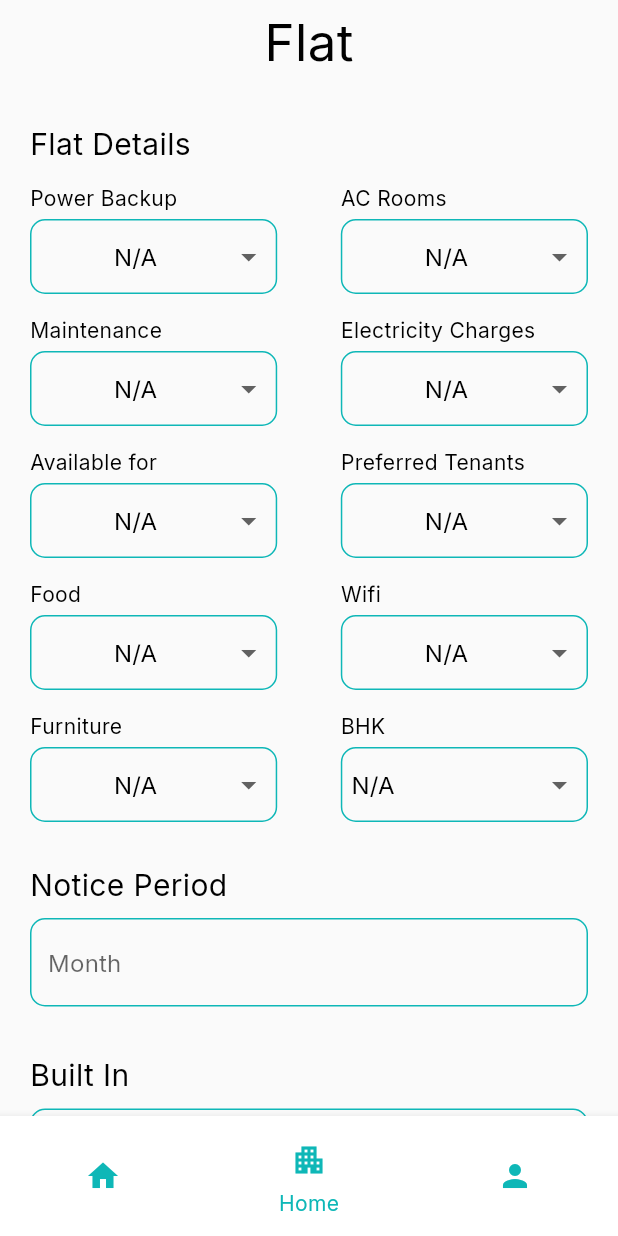
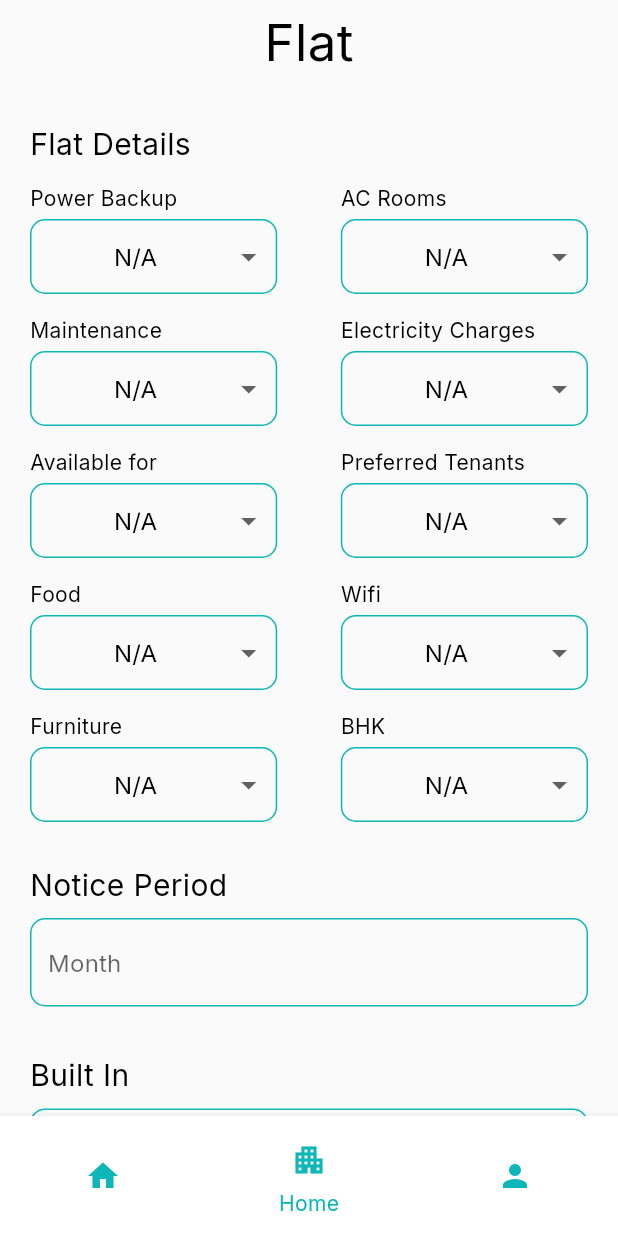
Before and after one commit to A-d-i-b/RentIt-Owner, a Flutter app: the screen it shows after launch, item 2 of the bottom bar chosen, scrolled down 576 dp, on a phone screen of 412 x 824 dp. Run offline on Flutter 3.47's test engine with Material 2 defaults, Android fonts, the light colour scheme and no system bars; our stand-ins replace get, google_fonts, image_picker; missing offline and left inert: wechat_assets_picker.

Commit message:
Added baseline And Align the text of BHK

```diff
--- a/lib/Forms/flat_form.dart
+++ b/lib/Forms/flat_form.dart
@@ -56,14 +56,14 @@ class _FlatFormState extends State<FlatForm> {
     List<DropdownMenuItem<String>> temp = [
       const DropdownMenuItem(
         value: "N/A",
-        child: Text("N/A"),
+        child: Center(child: Text("N/A")),
       ),
     ];
     for (int i = 1; i <= maxBhk; i++) {
       temp.add(
         DropdownMenuItem(
           value: "$i",
-          child: Text("$i"),
+          child: Center(child: Text("$i")),
         ),
       );
     }
```
Also changed, not shown: lib/Forms/pg_form.dart (+5 -2 lines).
